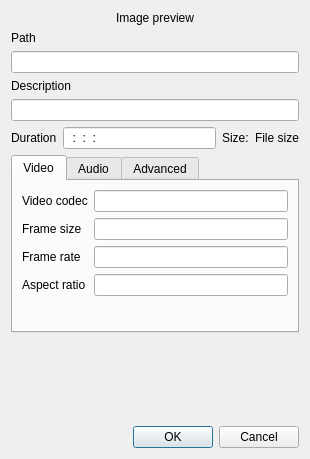
This is src/widgets/clipproperties_ui.ui in KDE/kdenlive as Qt 5 draws it before an edit. The edited form follows.
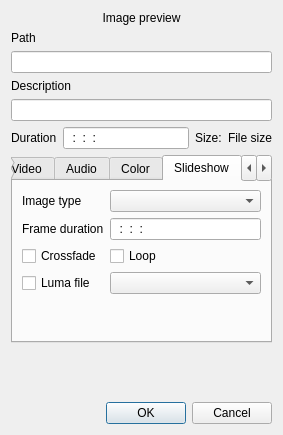
This is the edited form. Custom widgets are drawn as their Qt base class.

Commit message: *Re-introduce slideshow clips *color of color clips can now be edited *cleanup

```diff
--- a/src/widgets/clipproperties_ui.ui
+++ b/src/widgets/clipproperties_ui.ui
@@ -5,8 +5,8 @@
    <rect>
     <x>0</x>
     <y>0</y>
-    <width>310</width>
-    <height>459</height>
+    <width>283</width>
+    <height>435</height>
    </rect>
   </property>
   <property name="windowTitle" >
@@ -78,15 +78,15 @@
    <item row="6" column="0" colspan="4" >
     <widget class="QTabWidget" name="tabWidget" >
      <property name="currentIndex" >
-      <number>0</number>
+      <number>3</number>
      </property>
      <widget class="QWidget" name="tab_video" >
       <property name="geometry" >
        <rect>
         <x>0</x>
         <y>0</y>
-        <width>290</width>
-        <height>171</height>
+        <width>263</width>
+        <height>159</height>
        </rect>
       </property>
       <attribute name="title" >
@@ -234,6 +234,120 @@
       <zorder>label_11</zorder>
       <zorder>label_10</zorder>
      </widget>
+     <widget class="QWidget" name="tab" >
+      <property name="geometry" >
+       <rect>
+        <x>0</x>
+        <y>0</y>
+        <width>263</width>
+        <height>159</height>
+       </rect>
+      </property>
+      <attribute name="title" >
+       <string>Color</string>
+      </attribute>
+      <layout class="QGridLayout" name="gridLayout_5" >
+       <item row="0" column="0" >
+        <widget class="QLabel" name="label_13" >
+         <property name="text" >
+          <string>Color</string>
+         </property>
+        </widget>
+       </item>
+       <item row="0" column="1" >
+        <widget class="KColorButton" name="clip_color" />
+       </item>
+       <item row="1" column="1" >
+        <spacer name="verticalSpacer_5" >
+         <property name="orientation" >
+          <enum>Qt::Vertical</enum>
+         </property>
+         <property name="sizeHint" stdset="0" >
+          <size>
+           <width>122</width>
+           <height>118</height>
+          </size>
+         </property>
+        </spacer>
+       </item>
+      </layout>
+     </widget>
+     <widget class="QWidget" name="tab_2" >
+      <property name="geometry" >
+       <rect>
+        <x>0</x>
+        <y>0</y>
+        <width>263</width>
+        <height>159</height>
+       </rect>
+      </property>
+      <attribute name="title" >
+       <string>Slideshow</string>
+      </attribute>
+      <layout class="QGridLayout" name="gridLayout_6" >
+       <item row="0" column="0" >
+        <widget class="QLabel" name="label_14" >
+         <property name="text" >
+          <string>Image type</string>
+         </property>
+        </widget>
+       </item>
+       <item row="0" column="1" >
+        <widget class="KComboBox" name="image_type" />
+       </item>
+       <item row="1" column="0" >
+        <widget class="QLabel" name="clip_filesize_4" >
+         <property name="text" >
+          <string>Frame duration</string>
+         </property>
+        </widget>
+       </item>
+       <item row="1" column="1" >
+        <widget class="KRestrictedLine" name="slide_duration" >
+         <property name="inputMask" >
+          <string>99:99:99:99; </string>
+         </property>
+        </widget>
+       </item>
+       <item row="2" column="0" >
+        <widget class="QCheckBox" name="slide_fade" >
+         <property name="text" >
+          <string>Crossfade</string>
+         </property>
+        </widget>
+       </item>
+       <item row="3" column="0" >
+        <widget class="QCheckBox" name="slide_luma" >
+         <property name="text" >
+          <string>Luma file</string>
+         </property>
+        </widget>
+       </item>
+       <item row="3" column="1" >
+        <widget class="KComboBox" name="luma_file" />
+       </item>
+       <item row="4" column="1" >
+        <spacer name="verticalSpacer_6" >
+         <property name="orientation" >
+          <enum>Qt::Vertical</enum>
+         </property>
+         <property name="sizeHint" stdset="0" >
+          <size>
+           <width>20</width>
+           <height>15</height>
+          </size>
+         </property>
+        </spacer>
+       </item>
+       <item row="2" column="1" >
+        <widget class="QCheckBox" name="slide_loop" >
+         <property name="text" >
+          <string>Loop</string>
+         </property>
+        </widget>
+       </item>
+      </layout>
+     </widget>
      <widget class="QWidget" name="tab_advanced" >
       <property name="geometry" >
        <rect>
@@ -345,6 +459,16 @@
   </layout>
  </widget>
  <customwidgets>
+  <customwidget>
+   <class>KColorButton</class>
+   <extends>QPushButton</extends>
+   <header>kcolorbutton.h</header>
+  </customwidget>
+  <customwidget>
+   <class>KComboBox</class>
+   <extends>QComboBox</extends>
+   <header>kcombobox.h</header>
+  </customwidget>
   <customwidget>
    <class>KDoubleNumInput</class>
    <extends>QWidget</extends>
```
Left out of the diff: 25 changed lines with no effect on the pictures. The commit also changes 25 other files.
